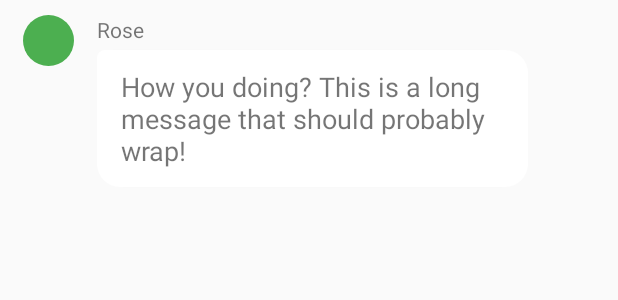
After one commit to fazeVaib/RelaxBot, an Android app: the layout their_message.xml on its own in the app's theme, with its tools: preview values and no code run, on a phone screen of 412 x 824 dp. The commit adds this screen. Shown: the top 300 px of the screen. Run offline under Robolectric (Android 15) with nearby library versions, the phone set to English and light mode, and no system bars.

Commit message:
Defined UI for sender and receiver's chat

```diff
--- a/RelaxBot/app/src/main/AndroidManifest.xml
+++ b/RelaxBot/app/src/main/AndroidManifest.xml
@@ -12,7 +12,8 @@
         android:supportsRtl="true"
         android:theme="@style/AppTheme"
         tools:ignore="GoogleAppIndexingWarning">
-        <activity android:name=".MainActivity">
+        <activity android:name=".MainActivity"
+            android:label="RelaxBot">
             <intent-filter>
                 <action android:name="android.intent.action.MAIN" />
 
--- /dev/null
+++ b/RelaxBot/app/src/main/res/drawable/circle.xml
@@ -0,0 +1,5 @@
+<?xml version="1.0" encoding="utf-8"?>
+<shape xmlns:android="http://schemas.android.com/apk/res/android"
+    android:shape="oval">
+    <solid android:color="#4CAF50"/>
+</shape>
--- /dev/null
+++ b/RelaxBot/app/src/main/res/drawable/my_message.xml
@@ -0,0 +1,6 @@
+<?xml version="1.0" encoding="utf-8"?>
+<shape xmlns:android="http://schemas.android.com/apk/res/android"
+    android:shape="rectangle">
+    <solid android:color="@color/colorPrimary" />
+    <corners android:topRightRadius="5dp" android:radius="15dp" />
+</shape>
--- /dev/null
+++ b/RelaxBot/app/src/main/res/drawable/their_message.xml
@@ -0,0 +1,6 @@
+<?xml version="1.0" encoding="utf-8"?>
+<shape xmlns:android="http://schemas.android.com/apk/res/android"
+    android:shape="rectangle">
+    <solid android:color="#fff" />
+    <corners android:topLeftRadius="5dp" android:radius="15dp" />
+</shape>
--- a/RelaxBot/app/src/main/res/layout/activity_main.xml
+++ b/RelaxBot/app/src/main/res/layout/activity_main.xml
@@ -33,7 +33,7 @@
             android:hint="@string/type_your_message"
             android:paddingHorizontal="10dp"
             android:text=""
-            />
+            android:autofillHints="" />
 
         <ImageButton
             android:layout_width="wrap_content"
@@ -43,7 +43,7 @@
             android:padding="20dp"
             android:layout_marginHorizontal="10dp"
             android:background="@drawable/ic_send_black_24dp"
-            />
+            android:contentDescription="@string/send" />
 
     </LinearLayout>
 </LinearLayout>
--- /dev/null
+++ b/RelaxBot/app/src/main/res/layout/their_message.xml
@@ -0,0 +1,44 @@
+<?xml version="1.0" encoding="utf-8"?>
+<RelativeLayout xmlns:android="http://schemas.android.com/apk/res/android"
+    android:layout_width="match_parent"
+    android:layout_height="wrap_content"
+    android:padding="10dp"
+    android:paddingStart="15dp"
+    android:paddingEnd="60dp"
+    android:clipToPadding="false">
+
+    <View
+        android:id="@+id/avatar"
+        android:layout_width="34dp"
+        android:layout_height="34dp"
+        android:layout_alignParentStart="true"
+        android:background="@drawable/circle"
+        android:scaleType="centerInside">
+
+    </View>
+
+    <TextView
+        android:layout_width="wrap_content"
+        android:layout_height="wrap_content"
+        android:id="@+id/name"
+        android:layout_marginStart="15dp"
+        android:layout_toEndOf="@id/avatar"
+        android:layout_alignTop="@id/avatar"
+        android:paddingBottom="4dp"
+        android:text="@string/rose"/>
+
+    <TextView
+        android:layout_width="wrap_content"
+        android:layout_height="wrap_content"
+        android:id="@+id/message_body"
+        android:layout_below="@id/name"
+        android:layout_alignStart="@id/name"
+        android:background="@drawable/their_message"
+        android:paddingVertical="12dp"
+        android:paddingHorizontal="16dp"
+        android:elevation="2dp"
+        android:textSize="18sp"
+        android:text="@string/how_you_doing_this_is_a_long_message_that_should_probably_wrap"/>
+
+
+</RelativeLayout>
--- a/RelaxBot/app/src/main/res/values/strings.xml
+++ b/RelaxBot/app/src/main/res/values/strings.xml
@@ -1,4 +1,8 @@
 <resources>
     <string name="app_name">RelaxBot</string>
     <string name="type_your_message">Type your message</string>
+    <string name="placeholder_message">Placeholder Message</string>
+    <string name="send">Send Button</string>
+    <string name="rose">Rose</string>
+    <string name="how_you_doing_this_is_a_long_message_that_should_probably_wrap">How you doing? This is a long message that should probably wrap!</string>
 </resources>
```
Also changed, not shown: RelaxBot/app/src/main/res/layout/my_message.xml (added, +22 -0 lines).
